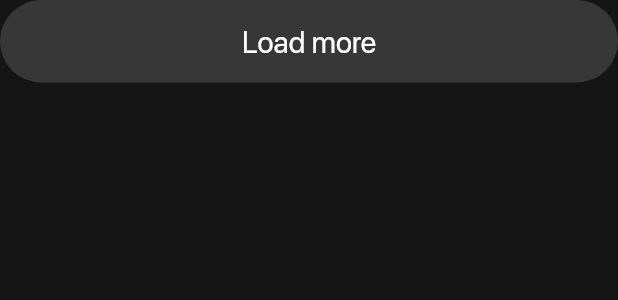
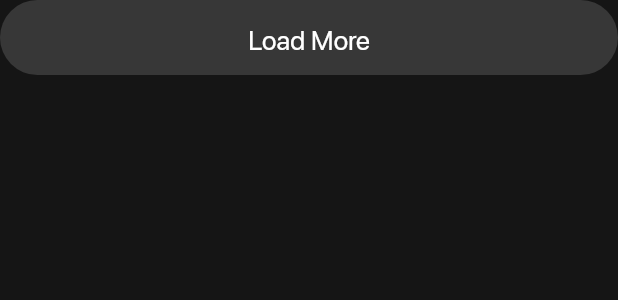
Before and after one commit to iamafzalhassan/rawg, a Flutter app: the RAWGButton widget shown alone on an empty page, opened directly, on a phone screen of 412 x 824 dp. Shown: the top 300 px of the screen. Run offline on Flutter 3.47's test engine with Material 3 defaults, Android fonts, the phone set to English and light mode, and no system bars; our stand-ins replace cached_network_image, dio, easy_localization, equatable, flutter_bloc, get_it and 5 more; accounts and stored records are empty; network calls fail.

Commit message:
Minor Enhancements

```diff
--- a/assets/locales/en-US.json
+++ b/assets/locales/en-US.json
@@ -4,7 +4,7 @@
     "title": "New and trending",
     "subtitle": "Released since 2015 with a Metascore above 75",
     "searchHint": "Search 892,993 games",
-    "loadMore": "Load more",
+    "loadMore": "Load More",
     "platforms": "Platforms",
     "noGamesFound": "No games found"
   },
--- a/lib/features/common/presentation/widgets/rawg_button.dart
+++ b/lib/features/common/presentation/widgets/rawg_button.dart
@@ -13,12 +13,12 @@ class RAWGButton extends StatelessWidget {
   Widget build(BuildContext context) {
     return SizedBox(
       width: double.infinity,
-      height: 55,
+      height: 50,
       child: ElevatedButton.icon(
-        icon: icon != null ? Image.asset(icon!, width: 20.0) : null,
+        icon: icon != null ? Image.asset(icon!, width: 18.0) : null,
         label: Text(
           label,
-          style: AppFont.style(color: AppPalette.white, fontSize: 20.0),
+          style: AppFont.style(color: AppPalette.white, fontSize: 18.0),
         ),
         onPressed: () => onTap(),
       ),
--- a/lib/features/dashboard/domain/entities/game_overview.dart
+++ b/lib/features/dashboard/domain/entities/game_overview.dart
@@ -19,8 +19,10 @@ class GameOverview {
 
   String get shortDescription {
     if (descriptionRaw == null) return '';
+
     final sentences = descriptionRaw!.split(RegExp(r'(?<=[.!?])\s+'));
-    return sentences.length <= 5 ? descriptionRaw! : '${sentences.take(5).join(' ')}...';
+    final limitedText = (sentences.length <= 5 ? descriptionRaw! : sentences.take(5).join(' '));
+    return limitedText.replaceAll(RegExp(r'[^a-zA-Z0-9\s\.]'), '');
   }
 
   String get publisherNames {
--- a/lib/features/dashboard/presentation/pages/game_overview.dart
+++ b/lib/features/dashboard/presentation/pages/game_overview.dart
@@ -157,7 +157,7 @@ class GameOverview extends StatelessWidget {
                 Padding(
                   padding: const EdgeInsets.symmetric(horizontal: 16.0),
                   child: GameOverviewValueCard(
-                    'gameOverview.about'.tr().replaceAll('*', ''),
+                    'gameOverview.about'.tr(),
                     value: state.selectedGame!.shortDescription,
                     width: MediaQuery.of(context).size.width,
                   ),
--- a/lib/features/dashboard/presentation/widgets/sort_chip.dart
+++ b/lib/features/dashboard/presentation/widgets/sort_chip.dart
@@ -24,14 +24,14 @@ class SortChip extends StatelessWidget {
           borderRadius: BorderRadius.all(Radius.circular(4.0)),
           color: AppPalette.gray6,
         ),
-        height: 30.0,
-        padding: const EdgeInsets.symmetric(horizontal: 8.0),
+        height: 40.0,
+        padding: const EdgeInsets.symmetric(horizontal: 12.0),
         child: Row(
           mainAxisSize: MainAxisSize.min,
           children: [
             Text(
               value,
-              style: AppFont.style(color: AppPalette.white, fontSize: 12),
+              style: AppFont.style(color: AppPalette.white, fontSize: 15.0),
             ),
             const SizedBox(width: 5.0),
             if (isLoading)
--- a/lib/features/settings/presentation/widgets/settings_item.dart
+++ b/lib/features/settings/presentation/widgets/settings_item.dart
@@ -30,12 +30,14 @@ class SettingsItem extends StatelessWidget {
           borderRadius: BorderRadius.circular(8.0),
           color: AppPalette.black1,
         ),
+        height: 80.0,
         padding: const EdgeInsets.all(16.0),
         child: Row(
           children: [
             Expanded(
               child: Column(
                 crossAxisAlignment: CrossAxisAlignment.start,
+                mainAxisAlignment: MainAxisAlignment.center,
                 children: [
                   Text(
                     label,
```
